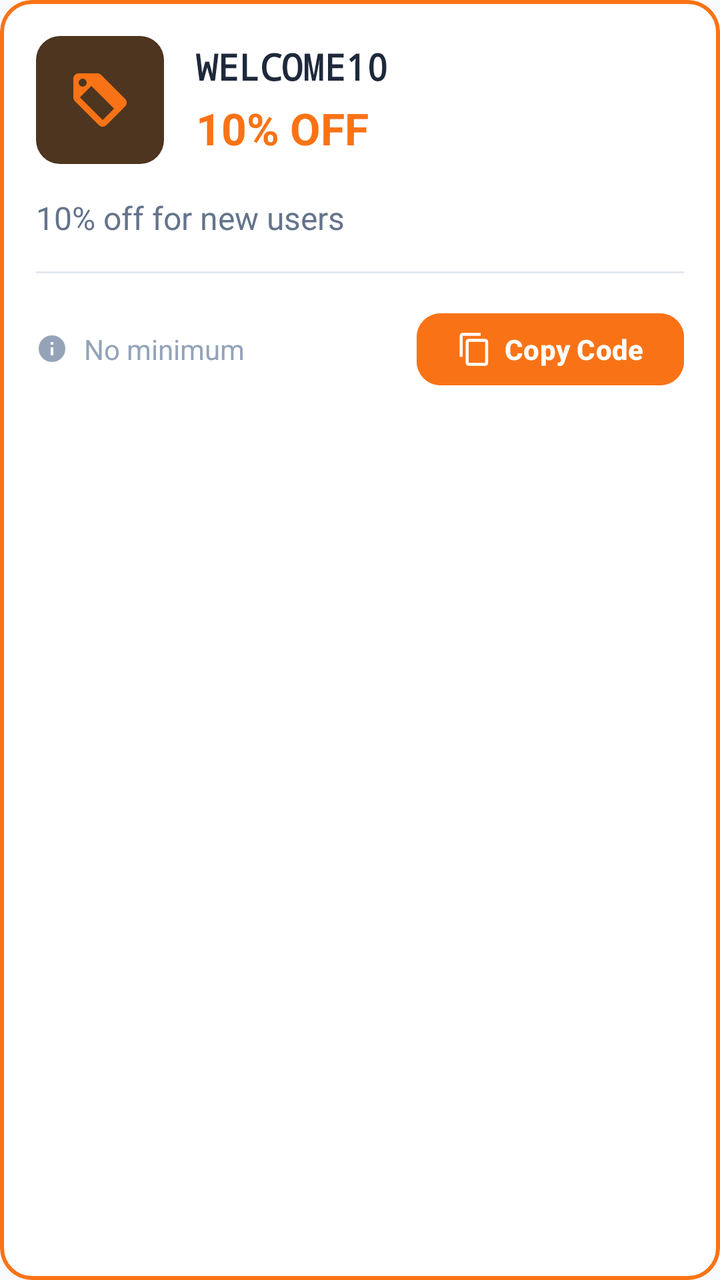
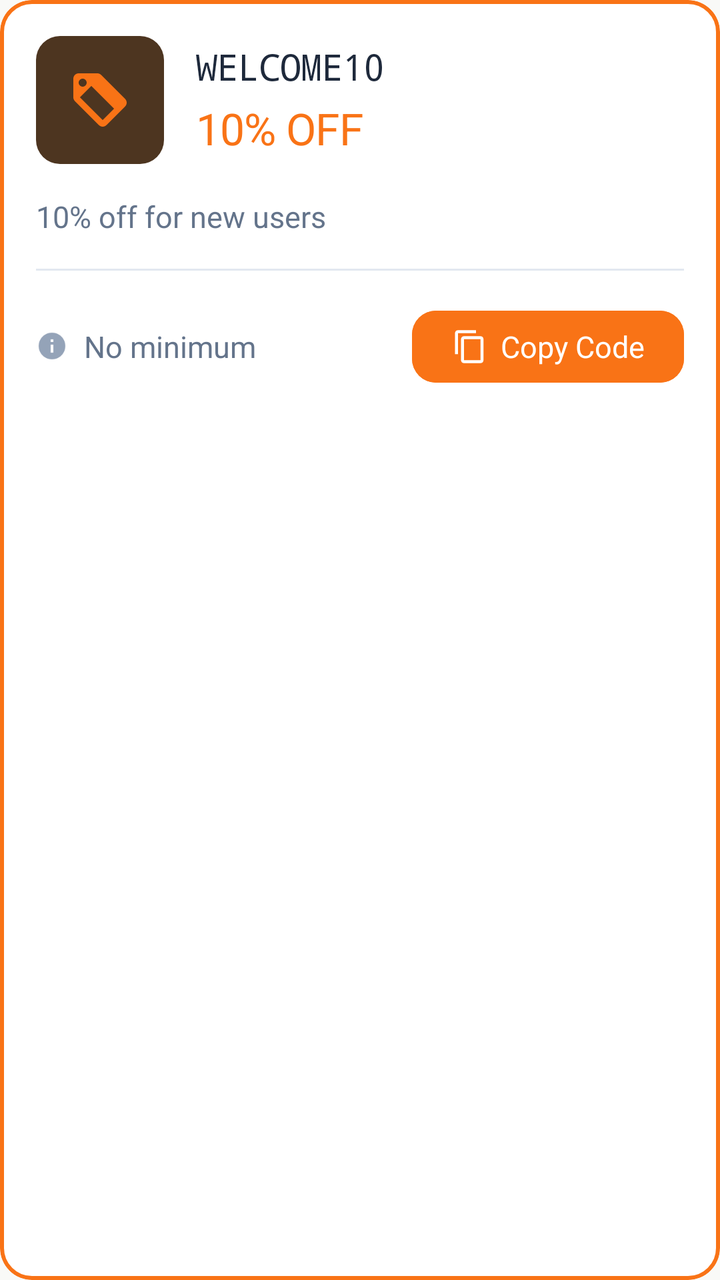

Compare the two renders of this Android layout. The source of the first and the diff that turns it into the second are given below.
<!-- AndroidManifest.xml: application theme Theme.BeckieDealApp -->
<!-- res/layout/item_coupon_card.xml -->
<?xml version="1.0" encoding="utf-8"?>
<com.google.android.material.card.MaterialCardView xmlns:android="http://schemas.android.com/apk/res/android"
    xmlns:app="http://schemas.android.com/apk/res-auto"
    android:layout_width="match_parent"
    android:layout_height="wrap_content"
    android:layout_marginBottom="16dp"
    app:cardCornerRadius="16dp"
    app:cardElevation="0dp"
    app:strokeWidth="2dp"
    app:strokeColor="@color/primary"
    app:cardBackgroundColor="@color/surface">

    <LinearLayout
        android:layout_width="match_parent"
        android:layout_height="wrap_content"
        android:orientation="vertical"
        android:padding="18dp">

        
        <LinearLayout
            android:layout_width="match_parent"
            android:layout_height="wrap_content"
            android:orientation="horizontal"
            android:gravity="center_vertical">
            
            
            <FrameLayout
                android:layout_width="64dp"
                android:layout_height="64dp"
                android:background="@drawable/coupon_icon_bg">
                
                <ImageView
                    android:layout_width="32dp"
                    android:layout_height="32dp"
                    android:layout_gravity="center"
                    android:src="@drawable/ic_discount_tag"
                    app:tint="@color/primary" />
            </FrameLayout>

            <LinearLayout
                android:layout_width="0dp"
                android:layout_height="wrap_content"
                android:layout_weight="1"
                android:layout_marginStart="16dp"
                android:orientation="vertical">
                
                <TextView
                    android:id="@+id/couponCode"
                    android:layout_width="wrap_content"
                    android:layout_height="wrap_content"
                    android:text="WELCOME10"
                    android:textColor="@color/text_primary"
                    android:textSize="@dimen/text_size_title_small"
                    android:textStyle="bold"
                    android:fontFamily="monospace" />
                
                <TextView
                    android:id="@+id/couponDiscount"
                    android:layout_width="wrap_content"
                    android:layout_height="wrap_content"
                    android:layout_marginTop="4dp"
                    android:text="10% OFF"
                    android:textColor="@color/primary"
                    android:textSize="@dimen/text_size_headline"
                    android:textStyle="bold" />
            </LinearLayout>
        </LinearLayout>

        
        <TextView
            android:id="@+id/couponDescription"
            android:layout_width="wrap_content"
            android:layout_height="wrap_content"
            android:layout_marginTop="16dp"
            android:text="10% off for new users"
            android:textColor="@color/text_secondary"
            android:textSize="@dimen/text_size_body_large" />

        
        <View
            android:layout_width="match_parent"
            android:layout_height="1dp"
            android:layout_marginVertical="16dp"
            android:background="@color/border_color" />

        
        <LinearLayout
            android:layout_width="match_parent"
            android:layout_height="wrap_content"
            android:orientation="horizontal"
            android:gravity="center_vertical">
            
            <LinearLayout
                android:layout_width="0dp"
                android:layout_height="wrap_content"
                android:layout_weight="1"
                android:orientation="horizontal"
                android:gravity="center_vertical">
                
                <ImageView
                    android:layout_width="16dp"
                    android:layout_height="16dp"
                    android:src="@drawable/ic_info"
                    app:tint="@color/text_muted" />
                
                <TextView
                    android:id="@+id/couponMinPurchase"
                    android:layout_width="wrap_content"
                    android:layout_height="wrap_content"
                    android:layout_marginStart="8dp"
                    android:text="No minimum"
                    android:textColor="@color/text_muted"
                    android:textSize="@dimen/text_size_body" />
            </LinearLayout>

            <com.google.android.material.button.MaterialButton
                android:id="@+id/copyCouponButton"
                android:layout_width="wrap_content"
                android:layout_height="44dp"
                android:text="Copy Code"
                android:backgroundTint="@color/primary"
                android:paddingHorizontal="20dp"
                android:textAllCaps="false"
                android:textColor="@color/white_fixed"
                android:textSize="@dimen/text_size_body"
                android:textStyle="bold"
                app:cornerRadius="12dp"
                app:icon="@drawable/ic_copy"
                app:iconTint="@color/white_fixed"
                app:iconGravity="textStart"
                app:iconPadding="6dp" />
        </LinearLayout>

    </LinearLayout>

</com.google.android.material.card.MaterialCardView>
<!-- resources referenced by this layout -->
<resources>
  <dimen name="text_size_body">13sp</dimen>
  <dimen name="text_size_body_large">15sp</dimen>
  <dimen name="text_size_headline">20sp</dimen>
  <dimen name="text_size_title_small">17sp</dimen>
  <style name="Base.Theme.BeckieDealApp" parent="Theme.Material3.DayNight.NoActionBar">
          <item name="colorPrimary">@color/primary</item>
          <item name="colorOnPrimary">@color/on_primary</item>
          <item name="colorPrimaryContainer">@color/primary_container</item>
          <item name="colorOnPrimaryContainer">@color/on_primary_container</item>
          <item name="android:windowBackground">@color/background</item>
          <item name="colorSurface">@color/surface</item>
          <item name="colorOnSurface">@color/on_surface</item>
          
          <item name="bottomNavigationStyle">@style/Widget.App.BottomNavigationView</item>
      </style>
  <style name="Widget.App.Button" parent="Widget.Material3.Button">
          <item name="shapeAppearance">@style/ShapeAppearance.App.Button.Pill</item>
      </style>
  <color name="background">#F8FAFC</color>
  <!-- unchanged entries left out for length: 21 -->
</resources>

<!-- the commit's change to res/layout/item_coupon_card.xml (unified diff, before → after) -->
@@ -49,9 +49,7 @@
                     android:layout_width="wrap_content"
                     android:layout_height="wrap_content"
                     android:text="WELCOME10"
-                    android:textColor="@color/text_primary"
-                    android:textSize="@dimen/text_size_title_small"
-                    android:textStyle="bold"
+                    android:textAppearance="@style/TextAppearance.App.SectionHeader"
                     android:fontFamily="monospace" />
                 
                 <TextView
@@ -60,9 +58,8 @@
                     android:layout_height="wrap_content"
                     android:layout_marginTop="4dp"
                     android:text="10% OFF"
-                    android:textColor="@color/primary"
-                    android:textSize="@dimen/text_size_headline"
-                    android:textStyle="bold" />
+                    android:textAppearance="@style/TextAppearance.App.PriceHero"
+                    android:textColor="@color/primary" />
             </LinearLayout>
         </LinearLayout>
 
@@ -73,8 +70,7 @@
             android:layout_height="wrap_content"
             android:layout_marginTop="16dp"
             android:text="10% off for new users"
-            android:textColor="@color/text_secondary"
-            android:textSize="@dimen/text_size_body_large" />
+            android:textAppearance="@style/TextAppearance.App.Body" />
 
         
         <View
@@ -109,8 +105,7 @@
                     android:layout_height="wrap_content"
                     android:layout_marginStart="8dp"
                     android:text="No minimum"
-                    android:textColor="@color/text_muted"
-                    android:textSize="@dimen/text_size_body" />
+                    android:textAppearance="@style/TextAppearance.App.Body" />
             </LinearLayout>
 
             <com.google.android.material.button.MaterialButton
@@ -121,9 +116,8 @@
                 android:backgroundTint="@color/primary"
                 android:paddingHorizontal="20dp"
                 android:textAllCaps="false"
+                android:textAppearance="@style/TextAppearance.App.CardProductName"
                 android:textColor="@color/white_fixed"
-                android:textSize="@dimen/text_size_body"
-                android:textStyle="bold"
                 app:cornerRadius="12dp"
                 app:icon="@drawable/ic_copy"
                 app:iconTint="@color/white_fixed"
<!-- resource entries referenced after the edit -->
@@ -1,9 +1,30 @@
 <!-- resources referenced by this layout -->
 <resources>
-  <dimen name="text_size_body">13sp</dimen>
-  <dimen name="text_size_body_large">15sp</dimen>
-  <dimen name="text_size_headline">20sp</dimen>
-  <dimen name="text_size_title_small">17sp</dimen>
+  <style name="TextAppearance.App.Body" parent="TextAppearance.Material3.BodyMedium">
+          <item name="android:fontFamily">@font/synonym_regular</item>
+          <item name="android:textSize">15sp</item>
+          <item name="android:letterSpacing">0</item>
+          <item name="android:lineSpacingMultiplier">1.6</item>
+          <item name="android:textColor">@color/text_secondary</item>
+      </style>
+  <style name="TextAppearance.App.CardProductName" parent="TextAppearance.Material3.BodyLarge">
+          <item name="android:fontFamily">@font/synonym_medium</item>
+          <item name="android:textSize">15sp</item>
+          <item name="android:letterSpacing">0</item>
+          <item name="android:textColor">@color/text_primary</item>
+      </style>
+  <style name="TextAppearance.App.PriceHero" parent="TextAppearance.Material3.TitleLarge">
+          <item name="android:fontFamily">@font/amulya_bold</item>
+          <item name="android:textSize">22sp</item>
+          <item name="android:letterSpacing">-0.01</item>
+          <item name="android:textColor">@color/text_primary</item>
+      </style>
+  <style name="TextAppearance.App.SectionHeader" parent="TextAppearance.Material3.TitleMedium">
+          <item name="android:fontFamily">@font/amulya_bold</item>
+          <item name="android:textSize">18sp</item>
+          <item name="android:letterSpacing">-0.01</item>
+          <item name="android:textColor">@color/text_primary</item>
+      </style>
   <style name="Base.Theme.BeckieDealApp" parent="Theme.Material3.DayNight.NoActionBar">
           <item name="colorPrimary">@color/primary</item>
           <item name="colorOnPrimary">@color/on_primary</item>
@@ -13,12 +34,56 @@
           <item name="colorSurface">@color/surface</item>
           <item name="colorOnSurface">@color/on_surface</item>
           
+          
+          <item name="textAppearanceHeadlineMedium">@style/TextAppearance.App.ScreenTitle</item>
+          <item name="textAppearanceHeadlineSmall">@style/TextAppearance.App.ProductName</item>
+          <item name="textAppearanceTitleLarge">@style/TextAppearance.App.PriceHero</item>
+          <item name="textAppearanceTitleMedium">@style/TextAppearance.App.SectionHeader</item>
+          <item name="textAppearanceBodyLarge">@style/TextAppearance.App.CardProductName</item>
+          <item name="textAppearanceBodyMedium">@style/TextAppearance.App.Body</item>
+          <item name="textAppearanceBodySmall">@style/TextAppearance.App.Specs</item>
+          <item name="textAppearanceLabelMedium">@style/TextAppearance.App.Label</item>
+          <item name="textAppearanceLabelLarge">@style/TextAppearance.App.Button</item>
+          
           <item name="bottomNavigationStyle">@style/Widget.App.BottomNavigationView</item>
       </style>
   <style name="Widget.App.Button" parent="Widget.Material3.Button">
           <item name="shapeAppearance">@style/ShapeAppearance.App.Button.Pill</item>
+          <item name="android:textAppearance">@style/TextAppearance.App.Button</item>
       </style>
-  <color name="background">#F8FAFC</color>
+  <color name="background">#F9F9F7</color>
+  <style name="TextAppearance.App.ScreenTitle" parent="TextAppearance.Material3.HeadlineMedium">
+          <item name="android:fontFamily">@font/amulya_bold</item>
+          <item name="android:textSize">28sp</item>
+          <item name="android:letterSpacing">-0.02</item>
+          <item name="android:textColor">@color/text_primary</item>
+      </style>
+  <style name="TextAppearance.App.ProductName" parent="TextAppearance.Material3.HeadlineSmall">
+          <item name="android:fontFamily">@font/amulya_bold</item>
+          <item name="android:textSize">24sp</item>
+          <item name="android:letterSpacing">-0.02</item>
+          <item name="android:textColor">@color/text_primary</item>
+      </style>
+  <style name="TextAppearance.App.Specs" parent="TextAppearance.Material3.BodySmall">
+          <item name="android:fontFamily">@font/synonym_regular</item>
+          <item name="android:textSize">14sp</item>
+          <item name="android:letterSpacing">0</item>
+          <item name="android:lineSpacingMultiplier">1.5</item>
+          <item name="android:textColor">@color/text_secondary</item>
+      </style>
+  <style name="TextAppearance.App.Label" parent="TextAppearance.Material3.LabelMedium">
+          <item name="android:fontFamily">@font/synonym_medium</item>
+          <item name="android:textSize">12sp</item>
+          <item name="android:letterSpacing">0.04</item>
+          <item name="android:textAllCaps">true</item>
+          <item name="android:textColor">@color/text_secondary</item>
+      </style>
+  <style name="TextAppearance.App.Button" parent="TextAppearance.Material3.LabelLarge">
+          <item name="android:fontFamily">@font/synonym_semibold</item>
+          <item name="android:textSize">15sp</item>
+          <item name="android:letterSpacing">0.01</item>
+          <item name="android:textAllCaps">false</item>
+      </style>
   <!-- unchanged entries left out for length: 21 -->
 </resources>
 
